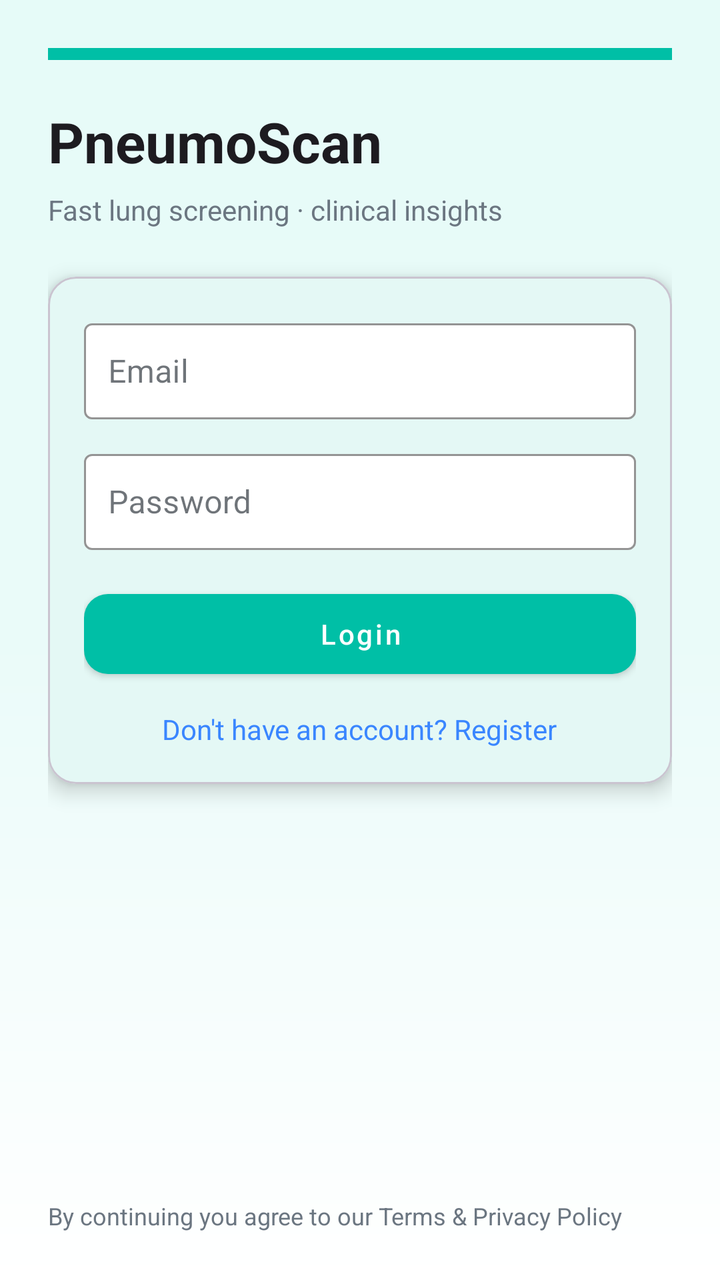
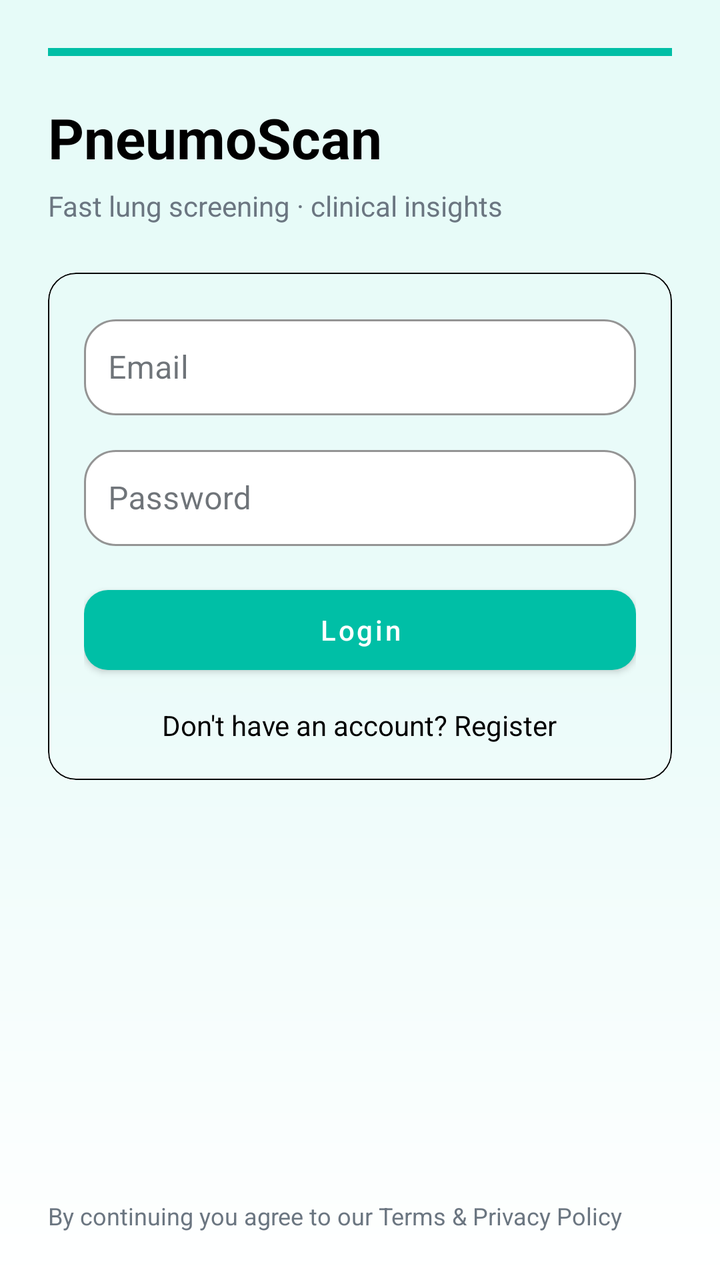

Two renders of the same Android screen: before a commit and after it. Below are the layout's source before the change and the commit's diff.
<!-- AndroidManifest.xml: application theme Theme.PneumoScan -->
<!-- res/layout/fragment_login.xml -->
<?xml version="1.0" encoding="utf-8"?>
<androidx.constraintlayout.widget.ConstraintLayout xmlns:android="http://schemas.android.com/apk/res/android"
    xmlns:app="http://schemas.android.com/apk/res-auto"
    android:id="@+id/login_root"
    android:layout_width="match_parent"
    android:layout_height="match_parent"
    android:background="@drawable/bg_gradient"
    android:padding="24dp">

    
    <View
        android:id="@+id/decorStripe"
        android:layout_width="0dp"
        android:layout_height="6dp"
        android:background="?attr/colorPrimary"
        app:layout_constraintEnd_toEndOf="parent"
        app:layout_constraintStart_toStartOf="parent"
        app:layout_constraintTop_toTopOf="parent" />

    
    <TextView
        android:id="@+id/tvHeader"
        android:layout_width="0dp"
        android:layout_height="wrap_content"
        android:layout_marginTop="22dp"
        android:text="PneumoScan"
        android:textColor="?attr/colorOnBackground"
        android:textSize="28sp"
        android:textStyle="bold"
        app:layout_constraintEnd_toEndOf="parent"
        app:layout_constraintStart_toStartOf="parent"
        app:layout_constraintTop_toBottomOf="@id/decorStripe" />

    <TextView
        android:id="@+id/tvSubtitle"
        android:layout_width="0dp"
        android:layout_height="wrap_content"
        android:layout_marginTop="6dp"
        android:text="Fast lung screening · clinical insights"
        android:textColor="@color/pneumo_muted"
        android:textSize="14sp"
        app:layout_constraintEnd_toEndOf="parent"
        app:layout_constraintStart_toStartOf="parent"
        app:layout_constraintTop_toBottomOf="@id/tvHeader" />

    
    <com.google.android.material.card.MaterialCardView
        android:id="@+id/cardLogin"
        android:layout_width="0dp"
        android:layout_height="wrap_content"
        android:layout_marginTop="24dp"
        app:cardCornerRadius="14dp"
        app:cardElevation="6dp"
        app:layout_constraintEnd_toEndOf="parent"
        app:layout_constraintStart_toStartOf="parent"
        app:layout_constraintTop_toBottomOf="@id/tvSubtitle">

        <LinearLayout
            android:layout_width="match_parent"
            android:layout_height="wrap_content"
            android:orientation="vertical"
            android:padding="18dp">

            <com.google.android.material.textfield.TextInputLayout
                android:id="@+id/tilEmail"
                style="@style/Widget.MaterialComponents.TextInputLayout.OutlinedBox.Dense"
                android:layout_width="match_parent"
                android:layout_height="wrap_content"
                android:hint="@string/email"
                app:boxBackgroundColor="?attr/colorSurface"
                app:boxStrokeColor="?attr/colorPrimary">

                <com.google.android.material.textfield.TextInputEditText
                    android:id="@+id/etEmail"
                    android:layout_width="match_parent"
                    android:layout_height="48dp"
                    android:inputType="textEmailAddress"
                    android:paddingStart="12dp" />
            </com.google.android.material.textfield.TextInputLayout>

            <com.google.android.material.textfield.TextInputLayout
                android:id="@+id/tilPassword"
                style="@style/Widget.MaterialComponents.TextInputLayout.OutlinedBox.Dense"
                android:layout_width="match_parent"
                android:layout_height="wrap_content"
                android:layout_marginTop="12dp"
                android:hint="@string/password"
                app:boxBackgroundColor="?attr/colorSurface"
                app:boxStrokeColor="?attr/colorPrimary">

                <com.google.android.material.textfield.TextInputEditText
                    android:id="@+id/etPassword"
                    android:layout_width="match_parent"
                    android:layout_height="48dp"
                    android:inputType="textPassword"
                    android:paddingStart="12dp" />
            </com.google.android.material.textfield.TextInputLayout>

            <com.google.android.material.button.MaterialButton
                android:id="@+id/btnLogin"
                style="@style/Widget.MaterialComponents.Button"
                android:layout_width="match_parent"
                android:layout_height="52dp"
                android:layout_marginTop="16dp"
                android:text="@string/login"
                android:textAllCaps="false"
                app:backgroundTint="?attr/colorPrimary"
                app:cornerRadius="12dp" />

            <TextView
                android:id="@+id/tvRegister"
                android:layout_width="wrap_content"
                android:layout_height="wrap_content"
                android:layout_gravity="center_horizontal"
                android:layout_marginTop="12dp"
                android:text="@string/no_account_register"
                android:textColor="?attr/colorSecondary" />
        </LinearLayout>
    </com.google.android.material.card.MaterialCardView>

    
    <TextView
        android:id="@+id/tvFooter"
        android:layout_width="0dp"
        android:layout_height="wrap_content"
        android:text="@string/terms_short"
        android:textColor="@color/pneumo_muted"
        android:textSize="12sp"
        app:layout_constraintBottom_toBottomOf="parent"
        app:layout_constraintEnd_toEndOf="parent"
        app:layout_constraintStart_toStartOf="parent" />
</androidx.constraintlayout.widget.ConstraintLayout>
<!-- resources referenced by this layout -->
<resources>
  <color name="pneumo_muted">#6B7681</color>
  <!-- drawable bg_gradient (drawable) -->
  <?xml version="1.0" encoding="utf-8"?>
  <shape xmlns:android="http://schemas.android.com/apk/res/android" android:shape="rectangle">
      <gradient
          android:startColor="#E6FBF8"
          android:centerColor="#EAFBF9"
          android:endColor="#FFFFFF"
          android:angle="270"/>
  </shape>
  <string name="email">Email</string>
  <string name="login">Login</string>
  <string name="no_account_register">Don\'t have an account? Register</string>
  <string name="password">Password</string>
  <string name="terms_short">By continuing you agree to our Terms &amp; Privacy Policy</string>
  <style name="Theme.PneumoScan" parent="Base.Theme.PneumoScan" />
  <style name="Base.Theme.PneumoScan" parent="Theme.Material3.DayNight.NoActionBar">
          
          <item name="colorPrimary">@color/pneumo_primary</item>
          <item name="colorPrimaryVariant">@color/pneumo_primary_variant</item>
          <item name="colorOnPrimary">@color/pneumo_onPrimary</item>
  
          
          <item name="colorSecondary">@color/pneumo_secondary</item>
          <item name="colorOnSecondary">@color/pneumo_onPrimary</item>
  
          
          <item name="android:colorBackground">@color/pneumo_background</item>
          <item name="colorSurface">@color/pneumo_surface</item>
          <item name="colorOnSurface">@color/pneumo_onSurface</item>
  
          
  
      </style>
  <color name="pneumo_primary">#00BFA6</color>
  <color name="pneumo_primary_variant">#0AA78F</color>
  <color name="pneumo_onPrimary">#FFFFFF</color>
  <color name="pneumo_secondary">#3A86FF</color>
  <color name="pneumo_background">#F7FCFB</color>
  <color name="pneumo_surface">#FFFFFF</color>
  <color name="pneumo_onSurface">#0F1720</color>
</resources>

<!-- the commit's change to res/layout/fragment_login.xml (unified diff, before → after) -->
@@ -11,7 +11,7 @@
     <View
         android:id="@+id/decorStripe"
         android:layout_width="0dp"
-        android:layout_height="6dp"
+        android:layout_height="4dp"
         android:background="?attr/colorPrimary"
         app:layout_constraintEnd_toEndOf="parent"
         app:layout_constraintStart_toStartOf="parent"
@@ -23,8 +23,8 @@
         android:layout_width="0dp"
         android:layout_height="wrap_content"
         android:layout_marginTop="22dp"
-        android:text="PneumoScan"
-        android:textColor="?attr/colorOnBackground"
+        android:text="@string/pneumoscan"
+        android:textColor="@color/black"
         android:textSize="28sp"
         android:textStyle="bold"
         app:layout_constraintEnd_toEndOf="parent"
@@ -36,7 +36,7 @@
         android:layout_width="0dp"
         android:layout_height="wrap_content"
         android:layout_marginTop="6dp"
-        android:text="Fast lung screening · clinical insights"
+        android:text="@string/fast_lung_screening_clinical_insights"
         android:textColor="@color/pneumo_muted"
         android:textSize="14sp"
         app:layout_constraintEnd_toEndOf="parent"
@@ -49,8 +49,10 @@
         android:layout_width="0dp"
         android:layout_height="wrap_content"
         android:layout_marginTop="24dp"
+        app:cardBackgroundColor="@android:color/transparent"
         app:cardCornerRadius="14dp"
-        app:cardElevation="6dp"
+        app:strokeColor="@color/black"
+        app:strokeWidth="0.5dp"
         app:layout_constraintEnd_toEndOf="parent"
         app:layout_constraintStart_toStartOf="parent"
         app:layout_constraintTop_toBottomOf="@id/tvSubtitle">
@@ -67,6 +69,10 @@
                 android:layout_width="match_parent"
                 android:layout_height="wrap_content"
                 android:hint="@string/email"
+                app:boxCornerRadiusBottomEnd="16dp"
+                app:boxCornerRadiusBottomStart="16dp"
+                app:boxCornerRadiusTopEnd="16dp"
+                app:boxCornerRadiusTopStart="16dp"
                 app:boxBackgroundColor="?attr/colorSurface"
                 app:boxStrokeColor="?attr/colorPrimary">
 
@@ -75,6 +81,7 @@
                     android:layout_width="match_parent"
                     android:layout_height="48dp"
                     android:inputType="textEmailAddress"
+                    android:textColor="@color/black"
                     android:paddingStart="12dp" />
             </com.google.android.material.textfield.TextInputLayout>
 
@@ -85,6 +92,10 @@
                 android:layout_height="wrap_content"
                 android:layout_marginTop="12dp"
                 android:hint="@string/password"
+                app:boxCornerRadiusBottomEnd="16dp"
+                app:boxCornerRadiusBottomStart="16dp"
+                app:boxCornerRadiusTopEnd="16dp"
+                app:boxCornerRadiusTopStart="16dp"
                 app:boxBackgroundColor="?attr/colorSurface"
                 app:boxStrokeColor="?attr/colorPrimary">
 
@@ -93,6 +104,7 @@
                     android:layout_width="match_parent"
                     android:layout_height="48dp"
                     android:inputType="textPassword"
+                    android:textColor="@color/black"
                     android:paddingStart="12dp" />
             </com.google.android.material.textfield.TextInputLayout>
 
@@ -114,7 +126,7 @@
                 android:layout_gravity="center_horizontal"
                 android:layout_marginTop="12dp"
                 android:text="@string/no_account_register"
-                android:textColor="?attr/colorSecondary" />
+                android:textColor="@color/black" />
         </LinearLayout>
     </com.google.android.material.card.MaterialCardView>
 
<!-- resource entries referenced after the edit -->
@@ -1,5 +1,6 @@
 <!-- resources referenced by this layout -->
 <resources>
+  <color name="black">#FF000000</color>
   <color name="pneumo_muted">#6B7681</color>
   <!-- drawable bg_gradient (drawable) -->
   <?xml version="1.0" encoding="utf-8"?>
@@ -11,9 +12,11 @@
           android:angle="270"/>
   </shape>
   <string name="email">Email</string>
+  <string name="fast_lung_screening_clinical_insights">Fast lung screening · clinical insights</string>
   <string name="login">Login</string>
   <string name="no_account_register">Don\'t have an account? Register</string>
   <string name="password">Password</string>
+  <string name="pneumoscan">PneumoScan</string>
   <string name="terms_short">By continuing you agree to our Terms &amp; Privacy Policy</string>
   <style name="Theme.PneumoScan" parent="Base.Theme.PneumoScan" />
   <style name="Base.Theme.PneumoScan" parent="Theme.Material3.DayNight.NoActionBar">
